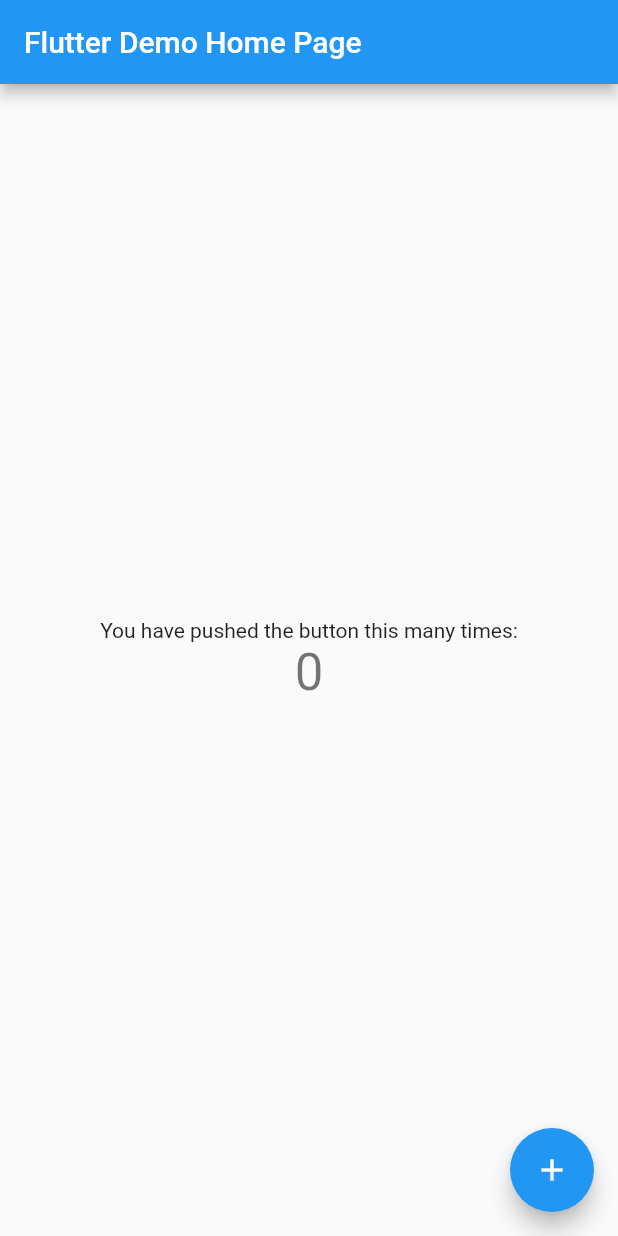
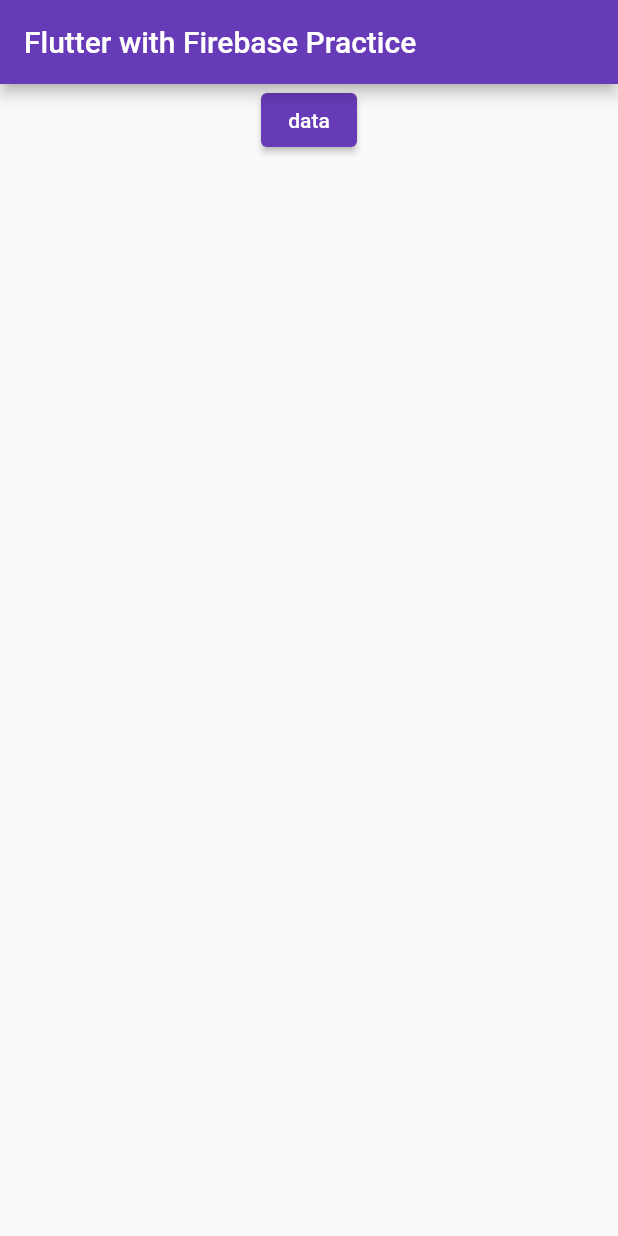
Before and after one commit to itxmubi/Flutter-with-Firebase, a Flutter app: the screen it shows after launch, on a phone screen of 412 x 824 dp. Run offline on Flutter 3.47's test engine with Material 2 defaults, Android fonts, the phone set to English and light mode, and no system bars; our stand-ins replace bloc, get.

```diff
--- /dev/null
+++ b/lib/Screens/home_screen.dart
@@ -0,0 +1,22 @@
+import 'package:flutter/material.dart';
+
+class HomeScreen extends StatelessWidget {
+  const HomeScreen({super.key});
+
+  @override
+  Widget build(BuildContext context) {
+    return Scaffold(
+      appBar: AppBar(
+        title: const Text("Flutter with Firebase Practice"),
+      ),
+      body: Center(
+        child: Column(children: [
+          ElevatedButton(
+            onPressed: () {},
+            child: const Text("data"),
+          ),
+        ]),
+      ),
+    );
+  }
+}
--- a/lib/main.dart
+++ b/lib/main.dart
@@ -1,115 +1,35 @@
 import 'package:flutter/material.dart';
+import 'package:flutter_with_firebase/Screens/home_screen.dart';
+import 'package:get/get.dart';
 
 void main() {
   runApp(const MyApp());
 }
 
-class MyApp extends StatelessWidget {
+class MyApp extends StatefulWidget {
   const MyApp({super.key});
 
-  // This widget is the root of your application.
   @override
-  Widget build(BuildContext context) {
-    return MaterialApp(
-      title: 'Flutter Demo',
-      theme: ThemeData(
-        // This is the theme of your application.
-        //
-        // Try running your application with "flutter run". You'll see the
-        // application has a blue toolbar. Then, without quitting the app, try
-        // changing the primarySwatch below to Colors.green and then invoke
-        // "hot reload" (press "r" in the console where you ran "flutter run",
-        // or simply save your changes to "hot reload" in a Flutter IDE).
-        // Notice that the counter didn't reset back to zero; the application
-        // is not restarted.
-        primarySwatch: Colors.blue,
-      ),
-      home: const MyHomePage(title: 'Flutter Demo Home Page'),
-    );
-  }
+  State<MyApp> createState() => _MyAppState();
 }
 
-class MyHomePage extends StatefulWidget {
-  const MyHomePage({super.key, required this.title});
-
-  // This widget is the home page of your application. It is stateful, meaning
-  // that it has a State object (defined below) that contains fields that affect
-  // how it looks.
-
-  // This class is the configuration for the state. It holds the values (in this
-  // case the title) provided by the parent (in this case the App widget) and
-  // used by the build method of the State. Fields in a Widget subclass are
-  // always marked "final".
-
-  final String title;
-
+class _MyAppState extends State<MyApp> {
   @override
-  State<MyHomePage> createState() => _MyHomePageState();
-}
-
-class _MyHomePageState extends State<MyHomePage> {
-  int _counter = 0;
-
-  void _incrementCounter() {
-    setState(() {
-      // This call to setState tells the Flutter framework that something has
-      // changed in this State, which causes it to rerun the build method below
-      // so that the display can reflect the updated values. If we changed
-      // _counter without calling setState(), then the build method would not be
-      // called again, and so nothing would appear to happen.
-      _counter++;
-    });
+  void initState() {
+    // await Firebase.initializeApp(
+    //     // options: DefaultFirebaseOptions.currentPlatform,
+    //     );
+    // TODO: implement initState
+    super.initState();
   }
 
   @override
   Widget build(BuildContext context) {
-    // This method is rerun every time setState is called, for instance as done
-    // by the _incrementCounter method above.
-    //
-    // The Flutter framework has been optimized to make rerunning build methods
-    // fast, so that you can just rebuild anything that needs updating rather
-    // than having to individually change instances of widgets.
-    return Scaffold(
-      appBar: AppBar(
-        // Here we take the value from the MyHomePage object that was created by
-        // the App.build method, and use it to set our appbar title.
-        title: Text(widget.title),
-      ),
-      body: Center(
-        // Center is a layout widget. It takes a single child and positions it
-        // in the middle of the parent.
-        child: Column(
-          // Column is also a layout widget. It takes a list of children and
-          // arranges them vertically. By default, it sizes itself to fit its
-          // children horizontally, and tries to be as tall as its parent.
-          //
-          // Invoke "debug painting" (press "p" in the console, choose the
-          // "Toggle Debug Paint" action from the Flutter Inspector in Android
-          // Studio, or the "Toggle Debug Paint" command in Visual Studio Code)
-          // to see the wireframe for each widget.
-          //
-          // Column has various properties to control how it sizes itself and
-          // how it positions its children. Here we use mainAxisAlignment to
-          // center the children vertically; the main axis here is the vertical
-          // axis because Columns are vertical (the cross axis would be
-          // horizontal).
-          mainAxisAlignment: MainAxisAlignment.center,
-          children: <Widget>[
-            const Text(
-              'You have pushed the button this many times:',
-            ),
-            Text(
-              '$_counter',
-              style: Theme.of(context).textTheme.headline4,
-            ),
-          ],
+    return GetMaterialApp(
+        title: 'Flutter With Firebase',
+        theme: ThemeData(
+          primarySwatch: Colors.deepPurple,
         ),
-      ),
-      floatingActionButton: FloatingActionButton(
-        onPressed: _incrementCounter,
-        tooltip: 'Increment',
-        child: const Icon(Icons.add),
-      ), // This trailing comma makes auto-formatting nicer for build methods.
-    );
+        home: const HomeScreen());
   }
 }
--- a/pubspec.yaml
+++ b/pubspec.yaml
@@ -36,6 +36,10 @@ dependencies:
   # The following adds the Cupertino Icons font to your application.
   # Use with the CupertinoIcons class for iOS style icons.
   cupertino_icons: ^1.0.2
+  bloc: ^8.1.0
+  get: ^4.6.5
+  firebase_core: ^1.21.1
+  cloud_firestore: ^3.4.6
 
 dev_dependencies:
   flutter_test:
```
Also changed, not shown: lib/Bloc Practice Files/home.dart (added, +17 -0 lines), lib/Bloc Practice Files/main-cubit.dart (added, +48 -0 lines), pubspec.lock, 14 other files.
